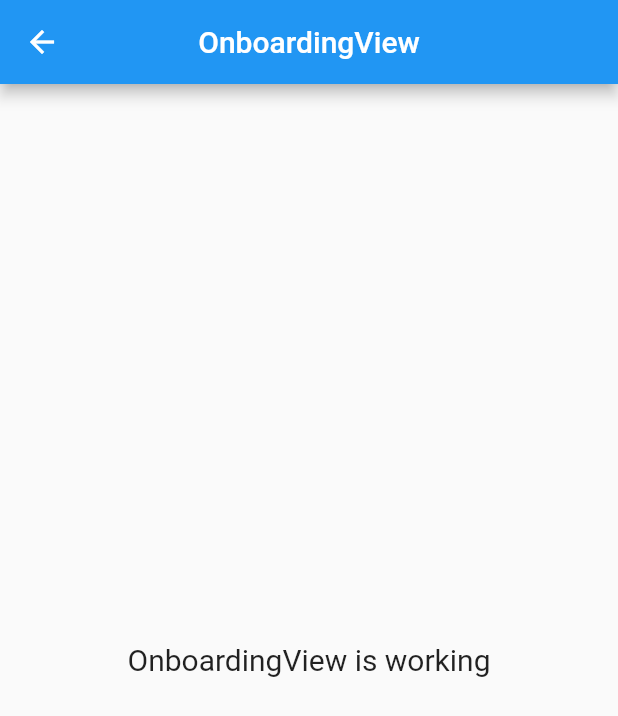
After one commit to Hkashifa/College-Diaries, a Flutter app: the OnboardingView screen opened by its route, on a phone screen of 412 x 824 dp. The commit adds this screen. Shown: the top 716 px of the screen. Run offline on Flutter 3.47's test engine with Material 2 defaults, Android fonts, the phone set to English and light mode, and no system bars; our stand-ins replace get.

Commit message:
Subrata Rajak: created onboarding screen folders on 03/09/2023 at 2:10pm

```diff
--- /dev/null
+++ b/lib/app/modules/onboarding/views/onboarding_view.dart
@@ -0,0 +1,24 @@
+import 'package:flutter/material.dart';
+
+import 'package:get/get.dart';
+
+import '../controllers/onboarding_controller.dart';
+
+class OnboardingView extends GetView<OnboardingController> {
+  const OnboardingView({Key? key}) : super(key: key);
+  @override
+  Widget build(BuildContext context) {
+    return Scaffold(
+      appBar: AppBar(
+        title: const Text('OnboardingView'),
+        centerTitle: true,
+      ),
+      body: Center(
+        child: Text(
+          'OnboardingView is working',
+          style: TextStyle(fontSize: 20),
+        ),
+      ),
+    );
+  }
+}
--- a/lib/app/routes/app_pages.dart
+++ b/lib/app/routes/app_pages.dart
@@ -2,6 +2,8 @@ import 'package:get/get.dart';
 
 import '../modules/home/bindings/home_binding.dart';
 import '../modules/home/views/home_view.dart';
+import '../modules/onboarding/bindings/onboarding_binding.dart';
+import '../modules/onboarding/views/onboarding_view.dart';
 import '../modules/splash/bindings/splash_binding.dart';
 import '../modules/splash/views/splash_view.dart';
 
@@ -23,5 +25,10 @@ class AppPages {
       page: () => const SplashView(),
       binding: SplashBinding(),
     ),
+    GetPage(
+      name: _Paths.ONBOARDING,
+      page: () => const OnboardingView(),
+      binding: OnboardingBinding(),
+    ),
   ];
 }
--- a/lib/app/routes/app_routes.dart
+++ b/lib/app/routes/app_routes.dart
@@ -5,10 +5,12 @@ abstract class Routes {
   Routes._();
   static const HOME = _Paths.HOME;
   static const SPLASH = _Paths.SPLASH;
+  static const ONBOARDING = _Paths.ONBOARDING;
 }
 
 abstract class _Paths {
   _Paths._();
   static const HOME = '/home';
   static const SPLASH = '/splash';
+  static const ONBOARDING = '/onboarding';
 }
```
Also changed, not shown: lib/app/modules/onboarding/bindings/onboarding_binding.dart (added, +12 -0 lines), lib/app/modules/onboarding/controllers/onboarding_controller.dart (added, +23 -0 lines), lib/app/modules/onboarding/views/onboarding_three_view.dart (added, +22 -0 lines), lib/app/modules/onboarding/views/onboarding_two_view.dart (added, +22 -0 lines).
